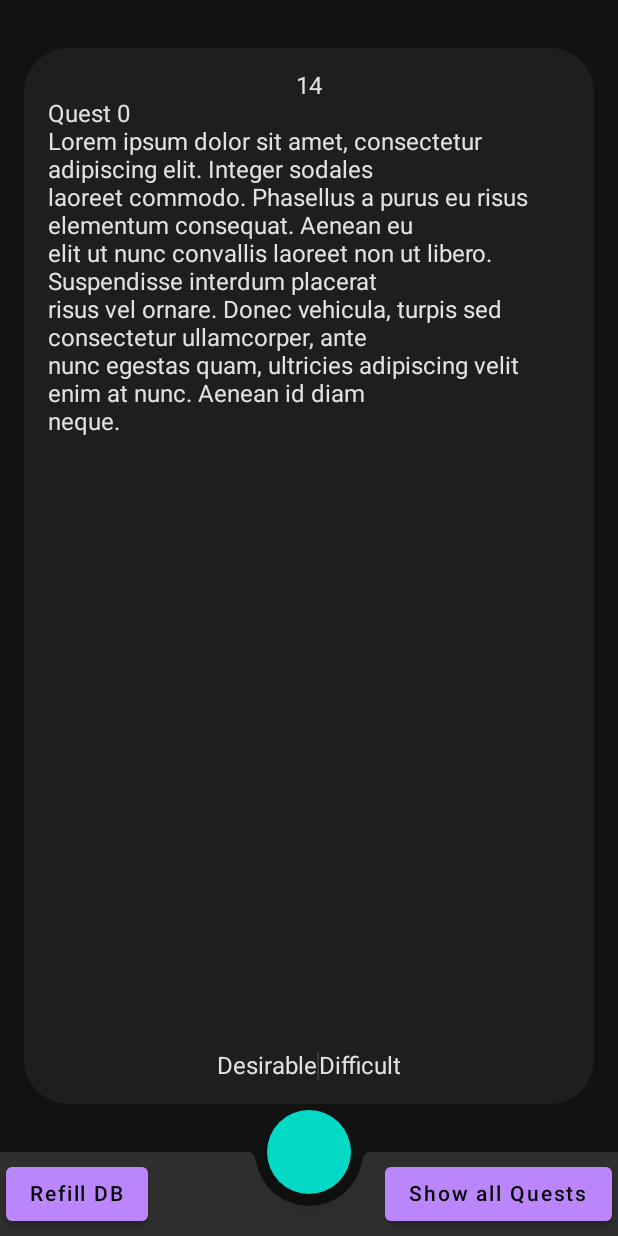
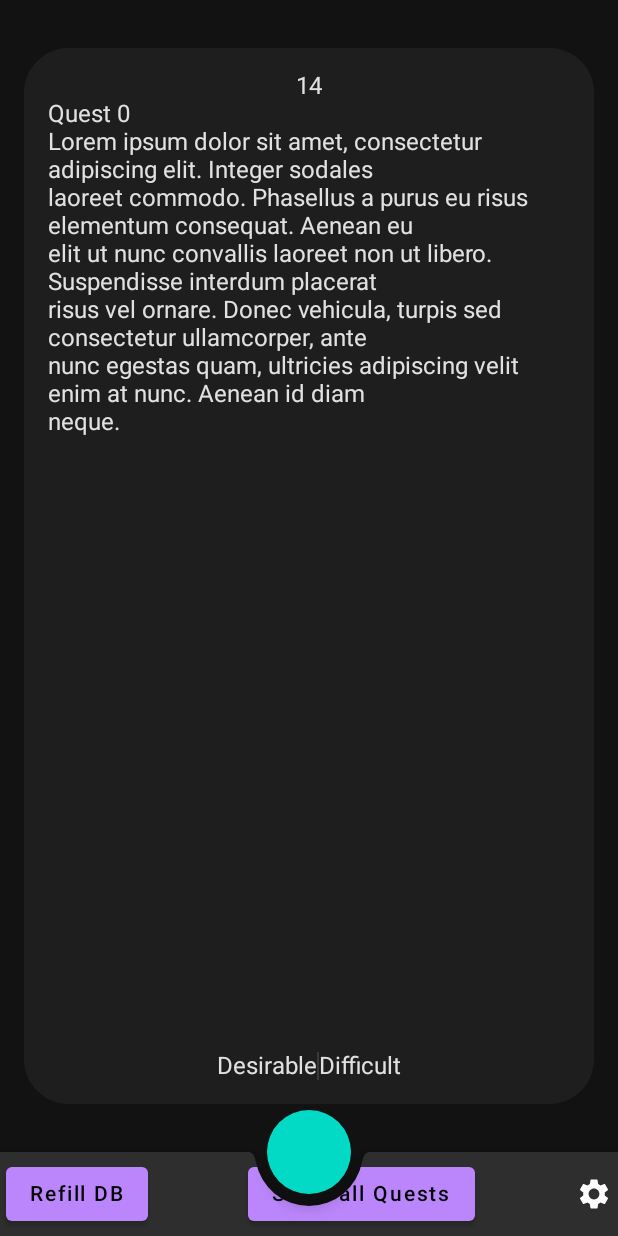
Before and after one commit to RK22000/Pop-Quests, an Android app built with Jetpack Compose: the screen it shows after launch (MainActivity), after a tap on "Refill DB", on a phone screen of 412 x 824 dp. Run offline under Robolectric (Android 15) with nearby library versions, the phone set to English and light mode, and no system bars; 3 statements that could not run were skipped.

Commit message:
Setup navigation to settings page Also made navigation module

```diff
--- a/app/build.gradle.kts
+++ b/app/build.gradle.kts
@@ -61,9 +61,11 @@ dependencies {
         debugImplementation(it)
     }
 
+    implementation(project(Modules.navigation))
     implementation(project(Modules.designSystems))
     implementation(project(Modules.data))
     implementation(project(Modules.basicQuests))
+    implementation(project(Modules.settings))
 
     Moshi.implementations.forEach {
         implementation(it)
--- a/app/src/main/java/io/github/rk22000/popquests/MainActivity.kt
+++ b/app/src/main/java/io/github/rk22000/popquests/MainActivity.kt
@@ -13,6 +13,7 @@ import io.github.rk22000.basic_quests.BasicQuestScreen
 import io.github.rk22000.basic_quests.basicQuestGraph
 import io.github.rk22000.data.QuestViewModel
 import io.github.rk22000.design_systems.theme.PopQuestsTheme
+import io.github.rk22000.settings.settingsGraph
 
 class MainActivity : ComponentActivity() {
     override fun onCreate(savedInstanceState: Bundle?) {
@@ -28,6 +29,7 @@ class MainActivity : ComponentActivity() {
                 val navController = rememberNavController()
                 NavHost(navController = navController, startDestination = BASIC_QUEST_SCREEN_DESTINATION) {
                     basicQuestGraph(navController, viewModel)
+                    settingsGraph(navController, viewModel)
                 }
             }
         }
--- a/buildSrc/src/main/kotlin/Dependencies.kt
+++ b/buildSrc/src/main/kotlin/Dependencies.kt
@@ -32,10 +32,12 @@ object Modules {
     const val data = ":data"
     const val designSystems = ":design-systems"
     const val basicQuests = ":features:basic-quests"
+    const val settings = ":features:settings"
+    const val navigation = ":navigation"
 }
 
 object Moshi {
-    val version = "1.13.0"
+    const val version = "1.13.0"
     val implementations = listOf(
         "com.squareup.moshi:moshi:$version",
         "com.squareup.moshi:moshi-kotlin:$version"
--- /dev/null
+++ b/design-systems/src/main/java/io/github/rk22000/design_systems/ui/Buttons.kt
@@ -0,0 +1,24 @@
+package io.github.rk22000.design_systems.ui
+
+import androidx.compose.foundation.Image
+import androidx.compose.foundation.clickable
+import androidx.compose.runtime.Composable
+import androidx.compose.ui.Modifier
+import androidx.compose.ui.res.painterResource
+import androidx.compose.ui.tooling.preview.Preview
+import io.github.rk22000.design_systems.R
+
+@Preview
+@Composable
+fun SettingsButton(
+    modifier: Modifier = Modifier,
+    clickable: () -> Boolean = { true },
+    onClick: () -> Unit = { }
+) {
+    Image(
+        painter = painterResource(id = R.drawable.ic_baseline_settings_24),
+        contentDescription = "Settings Button",
+        modifier = modifier
+            .clickable(enabled = clickable(), onClick = onClick)
+    )
+}
--- /dev/null
+++ b/design-systems/src/main/res/drawable/ic_baseline_settings_24.xml
@@ -0,0 +1,5 @@
+<vector android:alpha="0.8" android:height="24dp" android:tint="#FFFFFF"
+    android:viewportHeight="24" android:viewportWidth="24"
+    android:width="24dp" xmlns:android="http://schemas.android.com/apk/res/android">
+    <path android:fillColor="@android:color/white" android:pathData="M19.14,12.94c0.04,-0.3 0.06,-0.61 0.06,-0.94c0,-0.32 -0.02,-0.64 -0.07,-0.94l2.03,-1.58c0.18,-0.14 0.23,-0.41 0.12,-0.61l-1.92,-3.32c-0.12,-0.22 -0.37,-0.29 -0.59,-0.22l-2.39,0.96c-0.5,-0.38 -1.03,-0.7 -1.62,-0.94L14.4,2.81c-0.04,-0.24 -0.24,-0.41 -0.48,-0.41h-3.84c-0.24,0 -0.43,0.17 -0.47,0.41L9.25,5.35C8.66,5.59 8.12,5.92 7.63,6.29L5.24,5.33c-0.22,-0.08 -0.47,0 -0.59,0.22L2.74,8.87C2.62,9.08 2.66,9.34 2.86,9.48l2.03,1.58C4.84,11.36 4.8,11.69 4.8,12s0.02,0.64 0.07,0.94l-2.03,1.58c-0.18,0.14 -0.23,0.41 -0.12,0.61l1.92,3.32c0.12,0.22 0.37,0.29 0.59,0.22l2.39,-0.96c0.5,0.38 1.03,0.7 1.62,0.94l0.36,2.54c0.05,0.24 0.24,0.41 0.48,0.41h3.84c0.24,0 0.44,-0.17 0.47,-0.41l0.36,-2.54c0.59,-0.24 1.13,-0.56 1.62,-0.94l2.39,0.96c0.22,0.08 0.47,0 0.59,-0.22l1.92,-3.32c0.12,-0.22 0.07,-0.47 -0.12,-0.61L19.14,12.94zM12,15.6c-1.98,0 -3.6,-1.62 -3.6,-3.6s1.62,-3.6 3.6,-3.6s3.6,1.62 3.6,3.6S13.98,15.6 12,15.6z"/>
+</vector>
--- a/features/basic-quests/src/main/java/io/github/rk22000/basic_quests/BasicQuestScreen.kt
+++ b/features/basic-quests/src/main/java/io/github/rk22000/basic_quests/BasicQuestScreen.kt
@@ -34,6 +34,8 @@ import io.github.rk22000.design_systems.theme.fabShape
 import io.github.rk22000.design_systems.ui.BasicCardDeck
 import io.github.rk22000.design_systems.ui.BasicQuestCard
 import io.github.rk22000.design_systems.ui.NewQuestCard
+import io.github.rk22000.design_systems.ui.SettingsButton
+import io.github.rk22000.navigation.SettingsScreenDestination
 
 const val BASIC_QUEST_SCREEN_DESTINATION = "basic-quest-screen"
 
@@ -88,6 +90,8 @@ fun BasicQuestScreen(
                     Button(onClick = { showAllQuests() }) {
                         Text(text = "Show all Quests")
                     }
+                    Spacer(modifier = Modifier.weight(1f))
+                    SettingsButton { navController.navigate(SettingsScreenDestination)}
                 }
             }
         ) {
--- a/features/settings/build.gradle.kts
+++ b/features/settings/build.gradle.kts
@@ -46,4 +46,5 @@ dependencies {
     }
     implementation(project(Modules.data))
     implementation(project(Modules.designSystems))
+    implementation(project(Modules.navigation))
 }
--- /dev/null
+++ b/features/settings/src/main/java/io/github/rk22000/settings/SettingsScreen.kt
@@ -0,0 +1,24 @@
+package io.github.rk22000.settings
+
+import androidx.compose.runtime.Composable
+import androidx.navigation.NavController
+import androidx.navigation.NavGraphBuilder
+import androidx.navigation.compose.composable
+import io.github.rk22000.data.QuestViewModel
+import io.github.rk22000.design_systems.ui.UnderConstructionScreen
+
+const val SettingsScreenDestination = "settings-screen"
+
+fun NavGraphBuilder.settingsGraph(
+    navController: NavController,
+    viewModel: QuestViewModel,
+) {
+    composable(SettingsScreenDestination) {
+        SettingsScreen()
+    }
+}
+
+@Composable
+fun SettingsScreen() {
+    UnderConstructionScreen()
+}
--- /dev/null
+++ b/navigation/src/main/AndroidManifest.xml
@@ -0,0 +1,4 @@
+<?xml version="1.0" encoding="utf-8"?>
+<manifest xmlns:android="http://schemas.android.com/apk/res/android"
+    package="io.github.rk22000.navigation">
+</manifest>
--- /dev/null
+++ b/navigation/src/main/java/io/github/rk22000/navigation/Destinations.kt
@@ -0,0 +1,3 @@
+package io.github.rk22000.navigation
+
+const val SettingsScreenDestination = "settings-screen"
--- a/settings.gradle.kts
+++ b/settings.gradle.kts
@@ -16,3 +16,4 @@ rootProject.name = "Pop Quests"
 include (":app", ":data", ":design-systems")
 include(":features:basic-quests")
 include(":features:settings")
+include(":navigation")
```
Also changed, not shown: design-systems/src/main/java/io/github/rk22000/design_systems/ui/UnderConstructionScreen.kt (added, +27 -0 lines), myapplication/build.gradle.kts (deleted, +0 -27 lines), navigation/build.gradle.kts (added, +46 -0 lines).
